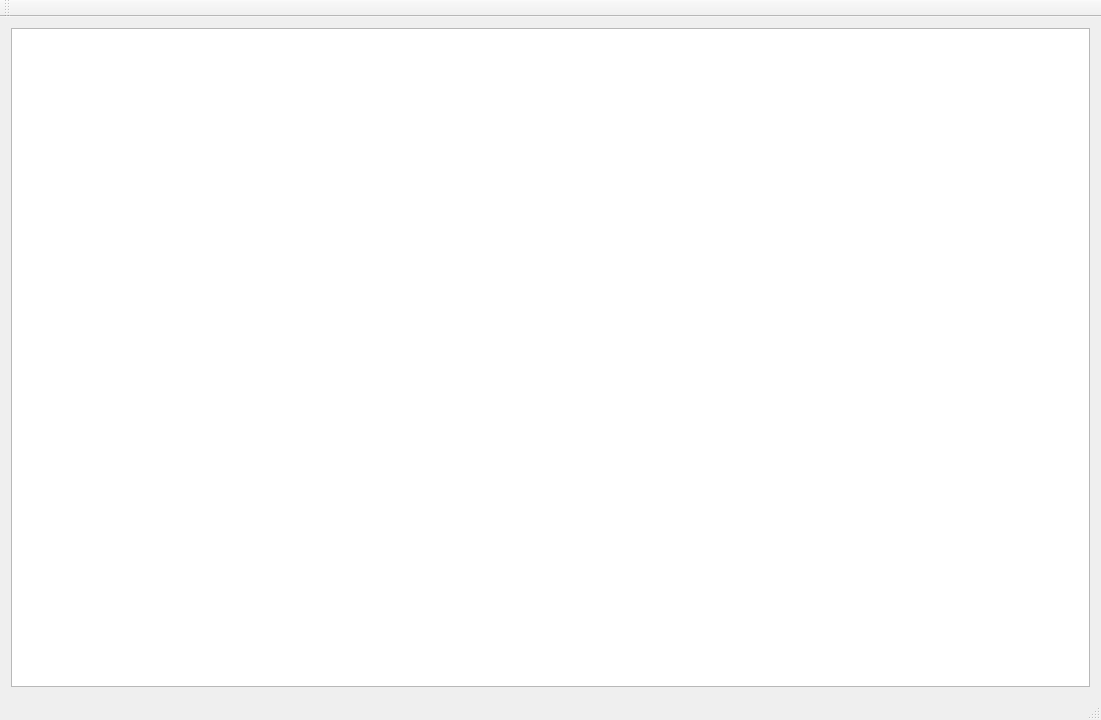
The window that mainwindow.ui (kr0st/fpgui) describes before a commit, drawn with Qt 5.
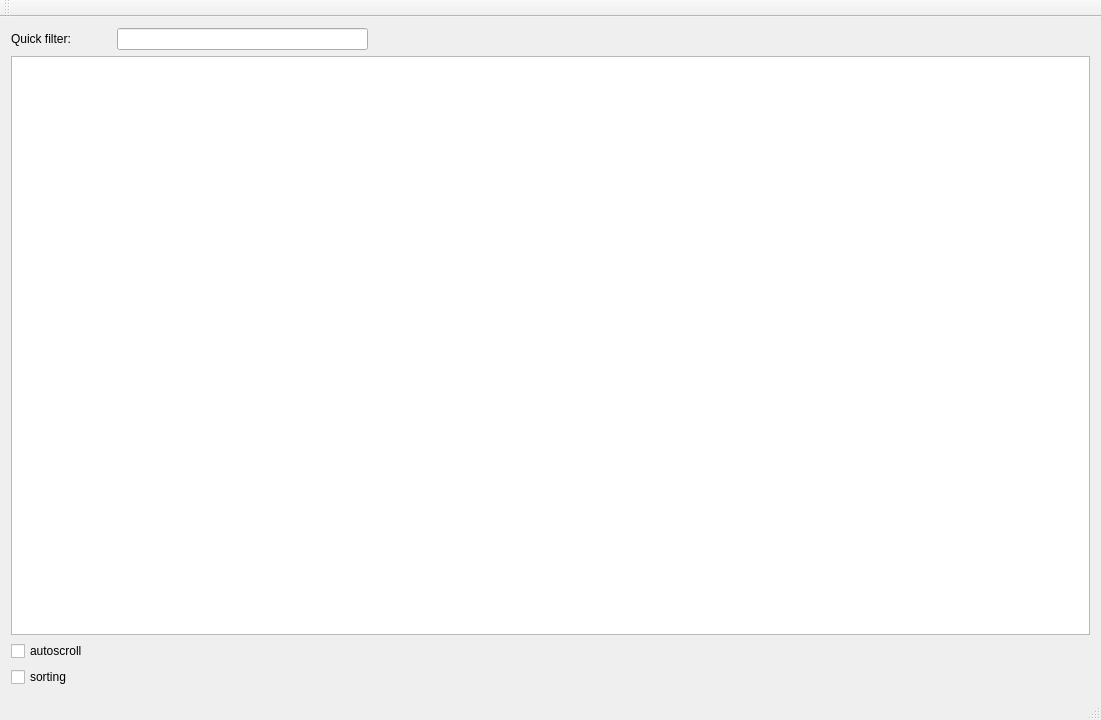
The same window after the commit.

Commit message: Main form extended with new controls.

Patch:
```diff
--- a/mainwindow.ui
+++ b/mainwindow.ui
@@ -17,6 +17,46 @@
    <layout class="QVBoxLayout" name="verticalLayout_2">
     <item>
      <layout class="QVBoxLayout" name="verticalLayout">
+      <item>
+       <layout class="QHBoxLayout" name="horizontalLayout">
+        <item>
+         <widget class="QLabel" name="quickfilter_label">
+          <property name="minimumSize">
+           <size>
+            <width>100</width>
+            <height>0</height>
+           </size>
+          </property>
+          <property name="text">
+           <string>Quick filter:</string>
+          </property>
+         </widget>
+        </item>
+        <item>
+         <widget class="QLineEdit" name="quickfilter_edit">
+          <property name="maximumSize">
+           <size>
+            <width>251</width>
+            <height>16777215</height>
+           </size>
+          </property>
+         </widget>
+        </item>
+        <item>
+         <spacer name="horizontalSpacer">
+          <property name="orientation">
+           <enum>Qt::Horizontal</enum>
+          </property>
+          <property name="sizeHint" stdset="0">
+           <size>
+            <width>40</width>
+            <height>20</height>
+           </size>
+          </property>
+         </spacer>
+        </item>
+       </layout>
+      </item>
       <item>
        <widget class="QTableWidget" name="tableWidget">
         <property name="horizontalScrollBarPolicy">
@@ -39,6 +79,20 @@
         </attribute>
        </widget>
       </item>
+      <item>
+       <widget class="QCheckBox" name="autoscroll_box">
+        <property name="text">
+         <string>autoscroll</string>
+        </property>
+       </widget>
+      </item>
+      <item>
+       <widget class="QCheckBox" name="sorting_box">
+        <property name="text">
+         <string>sorting</string>
+        </property>
+       </widget>
+      </item>
      </layout>
     </item>
    </layout>
```
